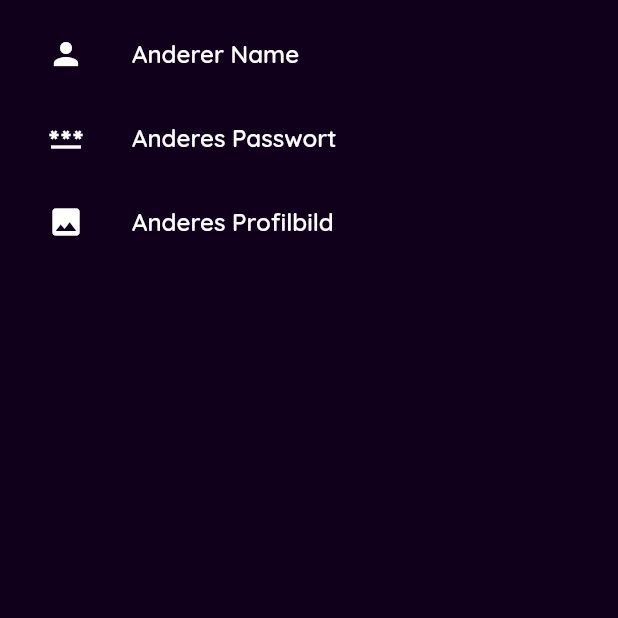
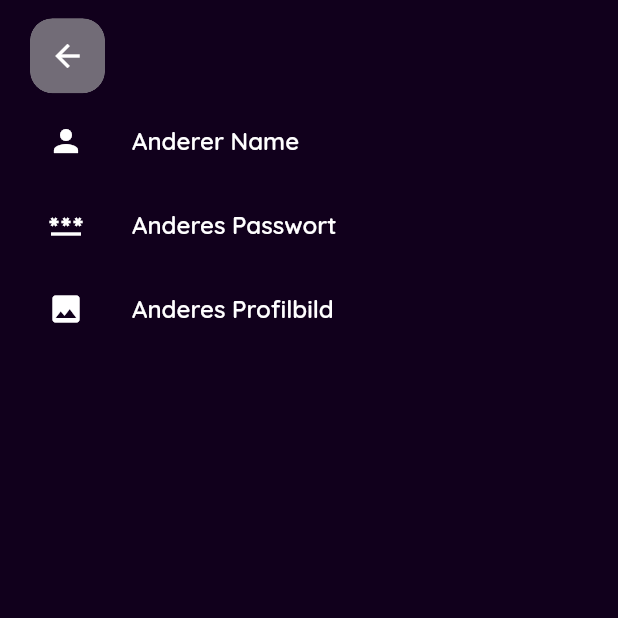
Before and after one commit to domidanke/event_finder, a Flutter app: the ArtistEditProfilePage screen opened by its route, on a phone screen of 412 x 824 dp, the top half of it. Run offline on Flutter 3.47's test engine with Material 2 defaults, Android fonts, the phone set to English and light mode, and no system bars; drawn by our look-alikes of dynamic_color; our stand-ins replace cloud_firestore, firebase_auth, firebase_core, firebase_storage, firebase_ui_firestore, geocoding and 5 more; missing offline and left inert: geoflutterfire_plus, qr_code_scanner; accounts and stored records are empty.

Commit message:
add back button to edit pages

```diff
--- a/lib/views/feature/artist/artist_edit_profile_page.dart
+++ b/lib/views/feature/artist/artist_edit_profile_page.dart
@@ -4,6 +4,8 @@ import 'package:event_finder/services/state.service.dart';
 import 'package:event_finder/services/storage/storage.service.dart';
 import 'package:flutter/material.dart';
 import 'package:image_picker/image_picker.dart';
+
+import '../../../widgets/kk_back_button.dart';
 
 class ArtistEditProfilePage extends StatefulWidget {
   const ArtistEditProfilePage({Key? key}) : super(key: key);
@@ -19,6 +21,14 @@ class _ArtistEditProfilePageState extends State<ArtistEditProfilePage> {
       body: SafeArea(
         child: Padding(
           padding: const EdgeInsets.symmetric(vertical: 8, horizontal: 16),
+          child: Column(
+            children: [
+              Row(
+                children: const [
+                  KKBackButton(),
+                ],
+              ),
+              Expanded(
                 child: ListView(
                   children: [
                     ListTile(
@@ -47,7 +57,8 @@ class _ArtistEditProfilePageState extends State<ArtistEditProfilePage> {
                         await StateService().refreshCurrentUserImageUrl();
                         if (mounted) {
                           ScaffoldMessenger.of(context).showSnackBar(
-                      const SnackBar(content: Text('Profilbild geaendert')),
+                            const SnackBar(
+                                content: Text('Profilbild geaendert')),
                           );
                           Navigator.pop(context);
                         }
@@ -56,6 +67,9 @@ class _ArtistEditProfilePageState extends State<ArtistEditProfilePage> {
                   ],
                 ),
               ),
+            ],
+          ),
+        ),
       ),
     );
   }
```
Also changed, not shown: lib/views/feature/base/base_edit_profile_page.dart (+15 -1 lines). Lines whose indentation alone changed are shown as unchanged.
